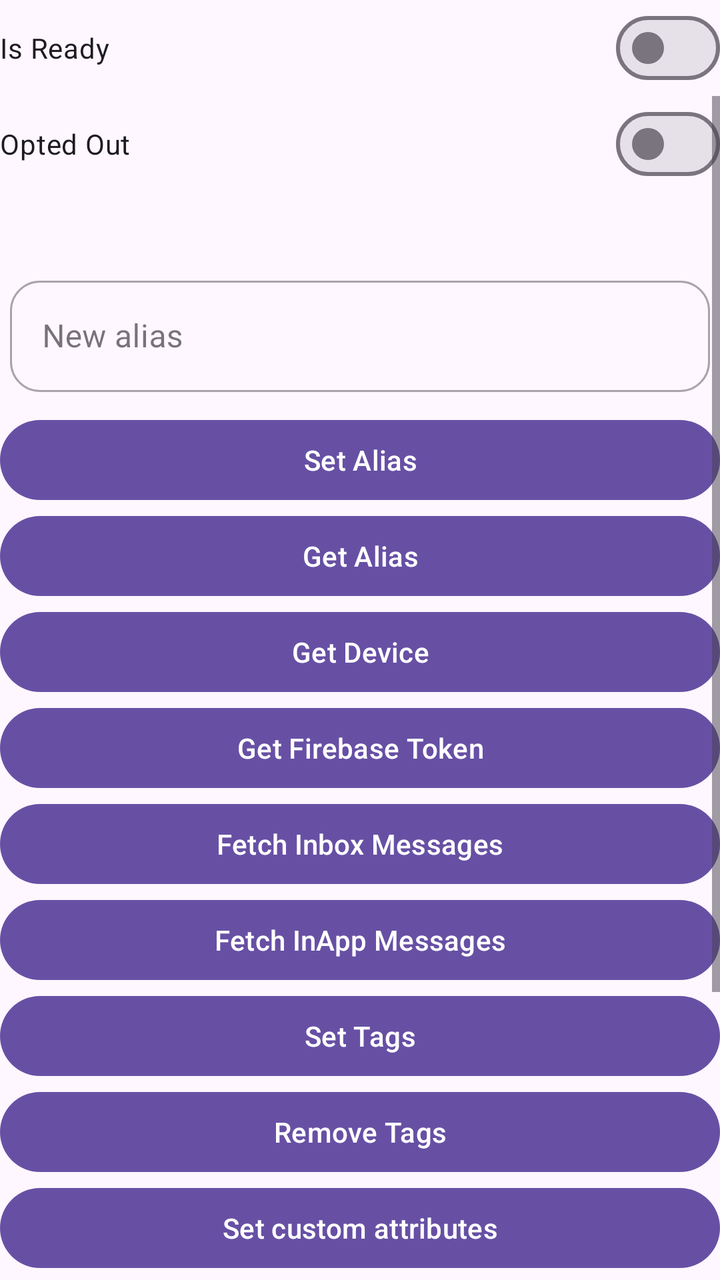
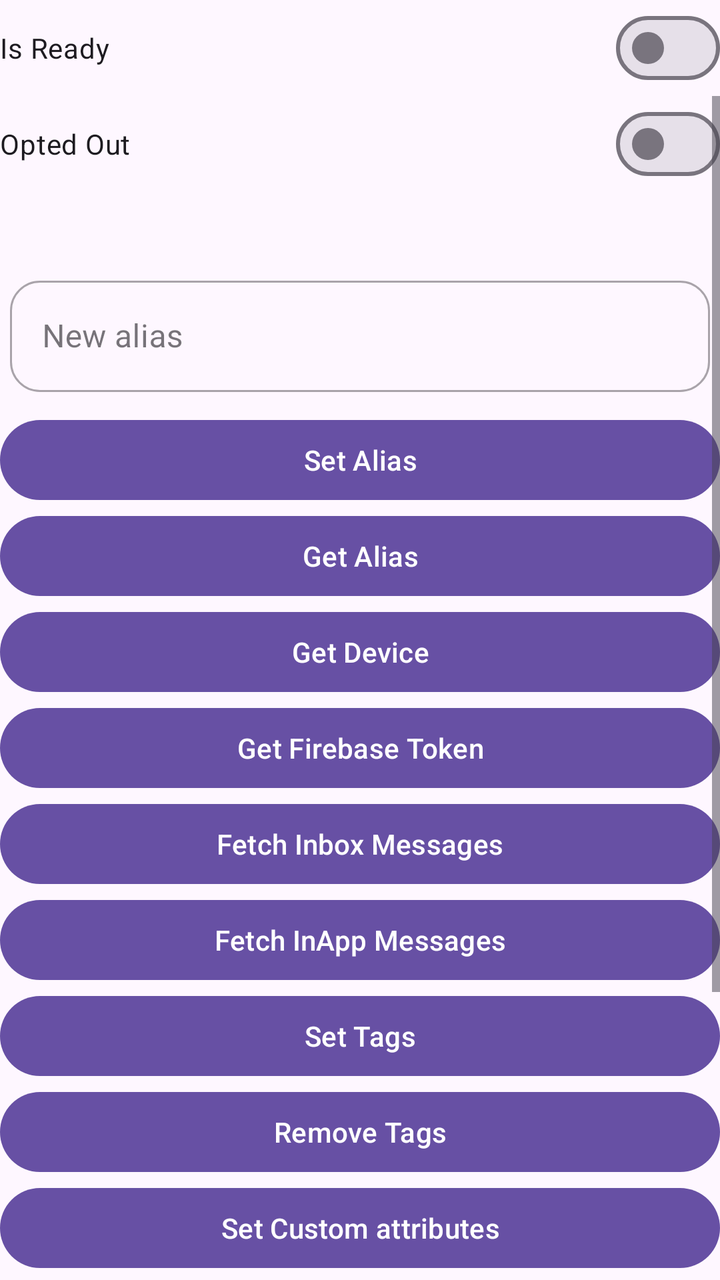

Screens rendered from an Android XML layout before and after an edit, with the pre-edit source and the edit as a unified diff.
<!-- AndroidManifest.xml: another module's application theme Theme.EngageSample -->
<!-- res/layout/fragment_base_test.xml -->
<?xml version="1.0" encoding="utf-8"?>
<LinearLayout xmlns:android="http://schemas.android.com/apk/res/android"
    xmlns:app="http://schemas.android.com/apk/res-auto"
    xmlns:tools="http://schemas.android.com/tools"
    android:layout_width="match_parent"
    android:layout_height="match_parent"
    android:orientation="vertical"
    tools:ignore="HardcodedText">

    <com.google.android.material.materialswitch.MaterialSwitch
        android:id="@+id/switchReady"
        android:layout_width="match_parent"
        android:layout_height="wrap_content"
        android:paddingVertical="10dp"
        android:text="Is Ready"
        tools:ignore="HardcodedText" />

    <ScrollView
        android:layout_width="match_parent"
        android:layout_height="match_parent">

        <LinearLayout
            android:id="@+id/llInnerContainer"
            android:layout_width="match_parent"
            android:layout_height="wrap_content"
            android:orientation="vertical">

            <com.google.android.material.materialswitch.MaterialSwitch
                android:id="@+id/switchPushEnabled"
                android:layout_width="match_parent"
                android:layout_height="wrap_content"
                android:paddingVertical="10dp"
                android:text="Opted Out"
                tools:ignore="HardcodedText" />

            <TextView
                android:id="@+id/tvDevice"
                android:layout_width="match_parent"
                android:layout_height="wrap_content"
                android:layout_marginTop="10dp" />

            <com.google.android.material.textfield.TextInputLayout
                style="@style/Widget.MaterialComponents.TextInputLayout.OutlinedBox"
                android:layout_width="match_parent"
                android:layout_height="wrap_content"
                android:layout_marginHorizontal="5dp"
                android:layout_marginVertical="10dp"
                android:hint="New alias"
                app:boxCornerRadiusBottomEnd="15dp"
                app:boxCornerRadiusBottomStart="15dp"
                app:boxCornerRadiusTopEnd="15dp"
                app:boxCornerRadiusTopStart="15dp"
                app:placeholderText="Enter alias">

                <com.google.android.material.textfield.TextInputEditText
                    android:id="@+id/editTextAlias"
                    android:layout_width="match_parent"
                    android:layout_height="wrap_content"
                    android:minHeight="48dp" />
            </com.google.android.material.textfield.TextInputLayout>

            <com.google.android.material.button.MaterialButton
                android:id="@+id/btnSetAlias"
                android:layout_width="match_parent"
                android:layout_height="wrap_content"
                android:text="Set Alias" />

            <com.google.android.material.button.MaterialButton
                android:id="@+id/btnGetAlias"
                android:layout_width="match_parent"
                android:layout_height="wrap_content"
                android:text="Get Alias" />

            <com.google.android.material.button.MaterialButton
                android:id="@+id/btnGetDevice"
                android:layout_width="match_parent"
                android:layout_height="wrap_content"
                android:text="Get Device" />

            <com.google.android.material.button.MaterialButton
                android:id="@+id/btnGetFbToken"
                android:layout_width="match_parent"
                android:layout_height="wrap_content"
                android:text="Get Firebase Token" />

            <com.google.android.material.button.MaterialButton
                android:id="@+id/btnFetchInboxMessages"
                android:layout_width="match_parent"
                android:layout_height="wrap_content"
                android:text="Fetch Inbox Messages" />

            <com.google.android.material.button.MaterialButton
                android:id="@+id/btnFetchInappMessages"
                android:layout_width="match_parent"
                android:layout_height="wrap_content"
                android:text="Fetch InApp Messages" />

            <com.google.android.material.button.MaterialButton
                android:id="@+id/btnSetTags"
                android:layout_width="match_parent"
                android:layout_height="wrap_content"
                android:text="Set Tags" />

            <com.google.android.material.button.MaterialButton
                android:id="@+id/btnRemoveTags"
                android:layout_width="match_parent"
                android:layout_height="wrap_content"
                android:text="Remove Tags" />

            <com.google.android.material.button.MaterialButton
                android:id="@+id/btnSetCustomAttributes"
                android:layout_width="match_parent"
                android:layout_height="wrap_content"
                android:text="Set custom attributes" />

            <com.google.android.material.button.MaterialButton
                android:id="@+id/btnGetCustomAttributes"
                android:layout_width="match_parent"
                android:layout_height="wrap_content"
                android:text="Get custom attributes" />

            <com.google.android.material.button.MaterialButton
                android:id="@+id/btnStartGeofencing"
                android:layout_width="match_parent"
                android:layout_height="wrap_content"
                android:text="Start Geofencing" />

            <com.google.android.material.button.MaterialButton
                android:id="@+id/btnStopGeofencing"
                android:layout_width="match_parent"
                android:layout_height="wrap_content"
                android:text="Stop Geofencing" />

            <com.google.android.material.button.MaterialButton
                android:id="@+id/btnGeofencingStatus"
                android:layout_width="match_parent"
                android:layout_height="wrap_content"
                android:text="Check Geofencing Status" />
        </LinearLayout>
    </ScrollView>

</LinearLayout>
<!-- resources referenced by this layout -->
<resources>
  <style name="Theme.EngageSample" parent="Base.Theme.EngageSample" />
  <style name="Base.Theme.EngageSample" parent="Theme.Material3.Light.NoActionBar">
          
          
          <item name="android:forceDarkAllowed" tools:ignore="NewApi">false</item>
      </style>
</resources>

<!-- the commit's change to res/layout/fragment_base_test.xml (unified diff, before → after) -->
@@ -111,13 +111,13 @@
                 android:id="@+id/btnSetCustomAttributes"
                 android:layout_width="match_parent"
                 android:layout_height="wrap_content"
-                android:text="Set custom attributes" />
+                android:text="Set Custom attributes" />
 
             <com.google.android.material.button.MaterialButton
                 android:id="@+id/btnGetCustomAttributes"
                 android:layout_width="match_parent"
                 android:layout_height="wrap_content"
-                android:text="Get custom attributes" />
+                android:text="Get Custom attributes" />
 
             <com.google.android.material.button.MaterialButton
                 android:id="@+id/btnStartGeofencing"
